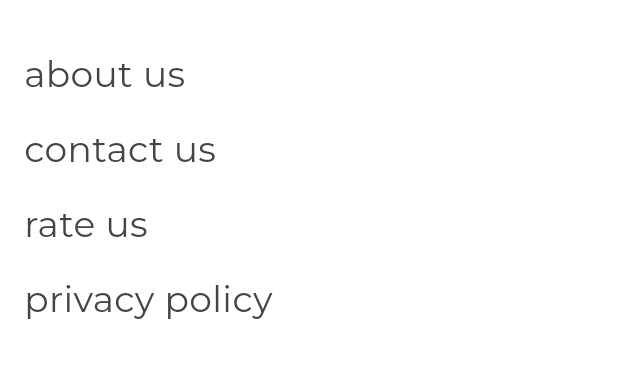
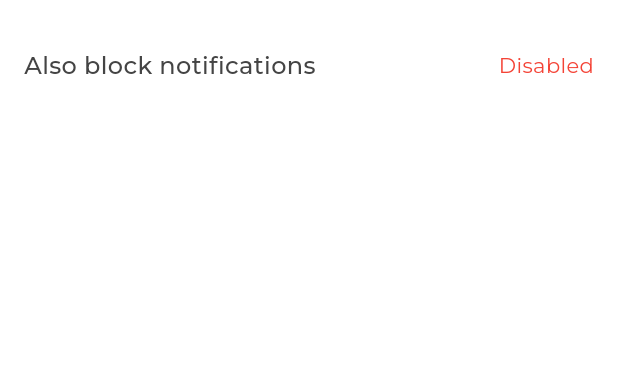
Before and after one commit to ketan2jangid/focus, a Flutter app: the SettingsTab screen opened directly, on a phone screen of 412 x 824 dp, the part 228-606 px from its top. Run offline on Flutter 3.47's test engine with Material 3 defaults, Android fonts, the phone set to English and light mode, and no system bars; our stand-ins replace dotted_border, gap, google_fonts, hive, hive_flutter; missing offline and left inert: installed_apps; accounts and stored records are empty.

Commit message:
added notifications blocking

```diff
--- a/lib/data/local_database.dart
+++ b/lib/data/local_database.dart
@@ -16,6 +16,8 @@ class LocalDatabase {
       _savedSchedules!.get(StorageKeys.scheduleStartTime) ?? 0;
   static int get endTime =>
       _savedSchedules!.get(StorageKeys.scheduleEndTime) ?? 0;
+  static bool get blockNotificationsPreference =>
+      _savedSchedules!.get(StorageKeys.blockNotifications) ?? false;
 
   static Future<void> initialize() async {
     await Hive.initFlutter();
@@ -84,5 +86,9 @@ class LocalDatabase {
     await _savedSchedules!.put(StorageKeys.schedulesList, schedulesList);
   }
 
+  static Future<void> updateNotificationsBlockingPreference() async {
+    await _savedSchedules!.put(StorageKeys.blockNotifications, !blockNotificationsPreference);
+  }
+
   static Future<void> clearData() async {}
 }
--- a/lib/data/storage_keys.dart
+++ b/lib/data/storage_keys.dart
@@ -4,4 +4,5 @@ class StorageKeys {
   static const String activeSchedule = "activeSchedule";
   static const String scheduleStartTime = "scheduleStartTime";
   static const String scheduleEndTime = "scheduleEndTime";
+  static const String blockNotifications = "blockNotifications";
 }
--- a/lib/view/screens/settings_tab.dart
+++ b/lib/view/screens/settings_tab.dart
@@ -4,16 +4,22 @@ import 'package:flutter/material.dart';
 import 'package:flutter/services.dart';
 import 'package:flutter/services.dart';
 import 'package:focus/controller/native_functions_controller.dart';
+import 'package:focus/data/local_database.dart';
 import 'package:focus/view/widgets/settings_tile.dart';
 import 'package:gap/gap.dart';
 import 'package:google_fonts/google_fonts.dart';
 
 import '../widgets/header.dart';
 
-// TODO: ADD BATTERY OPTIMIZATION, AUTO START OPTIONS
-class SettingsTab extends StatelessWidget {
+// TODO: ADD BATTERY OPTIMIZATION, AUTO START OPTIONS, NOTIFICATIONS ACCESS
+class SettingsTab extends StatefulWidget {
   const SettingsTab({super.key});
 
+  @override
+  State<SettingsTab> createState() => _SettingsTabState();
+}
+
+class _SettingsTabState extends State<SettingsTab> {
   @override
   Widget build(BuildContext context) {
     return Scaffold(
@@ -29,21 +35,62 @@ class SettingsTab extends StatelessWidget {
               title: "focus settings",
             ),
             Gap(24),
-            SettingsTile(
-                onTap: () async {
-                  // final perm = await NativeFunctionsController.instance
-                  //     .isBatteryOptimizationDisabled();
-                  // log(perm.toString());
-                },
-                title: "about us"),
-            SettingsTile(
-                onTap: () async {
-                  // await NativeFunctionsController.instance
-                  //     .openBatteryOptimizationSettings();
-                },
-                title: "contact us"),
-            SettingsTile(onTap: () {}, title: "rate us"),
-            SettingsTile(onTap: () {}, title: "privacy policy"),
+            InkWell(
+              onTap: () async {
+                final perm = await NativeFunctionsController.instance
+                    .hasNotificationsAccess();
+
+                if (!perm) {
+                  await NativeFunctionsController.instance
+                      .requestNotificationsAccess();
+                } else {
+                  await LocalDatabase.updateNotificationsBlockingPreference();
+
+                  setState(() {});
+                }
+              },
+              child: Padding(
+                padding: const EdgeInsets.symmetric(vertical: 8.0),
+                child: Row(
+                  mainAxisAlignment: MainAxisAlignment.spaceBetween,
+                  children: [
+                    Text(
+                      "Also block notifications",
+                      style: GoogleFonts.montserrat(
+                        color: Color(0xFF444444),
+                        fontSize: 16,
+                        fontWeight: FontWeight.w500,
+                      ),
+                    ),
+                    Text(
+                      LocalDatabase.blockNotificationsPreference
+                          ? "Enabled"
+                          : "Disabled",
+                      style: GoogleFonts.montserrat(
+                          color: LocalDatabase.blockNotificationsPreference
+                              ? Color(0xFF444444)
+                              : Colors.red,
+                          fontSize: 14),
+                    ),
+                  ],
+                ),
+              ),
+            ),
+            // SettingsTile(
+            //     onTap: () async {
+            //       // final perm = await NativeFunctionsController.instance
+            //       //     .isBatteryOptimizationDisabled();
+            //       // log(perm.toString());
+            //     },
+            //     title: "about us"),
+            // SettingsTile(
+            //     onTap: () async {
+            //       // await NativeFunctionsController.instance
+            //       //     .openBatteryOptimizationSettings();
+            //     },
+            //     title: "contact us"),
+            // SettingsTile(onTap: () {}, title: "rate us"),
+            // SettingsTile(onTap: () {}, title: "privacy policy"),
           ],
         ),
       ),
```
Also changed, not shown: lib/controller/native_functions_controller.dart (+15 -1 lines), 4 other files.
